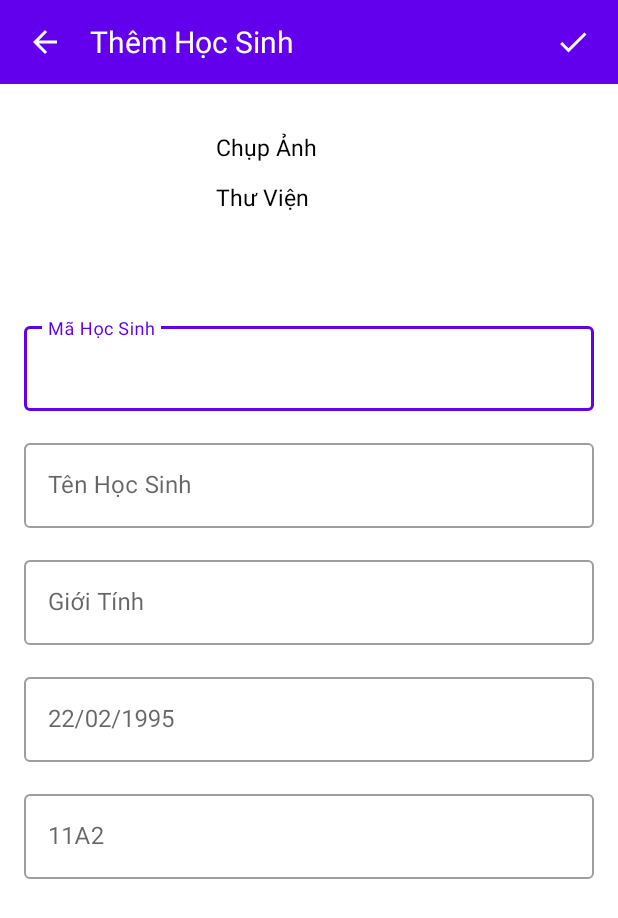
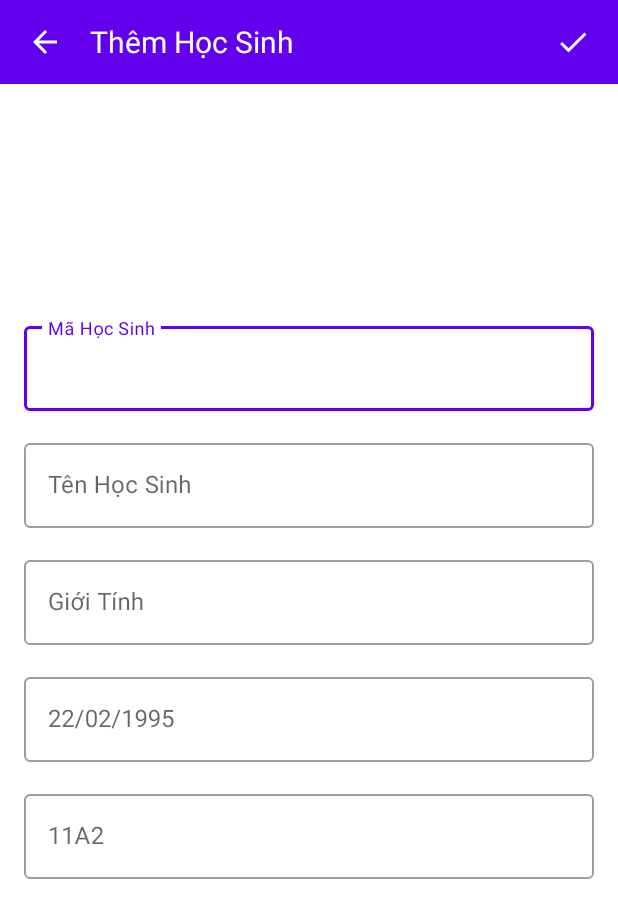
Before and after one commit to quangpv/doxuanduy, an Android app: the screen it shows after launch (ThemHocSinhActivity), after a tap on an icon or button, on a phone screen of 412 x 824 dp. Shown: the top 918 px of the screen. Run offline under Robolectric (Android 15) with nearby library versions, the phone set to English and light mode, and no system bars; our stand-ins replace Room's generated code; 1 other tap on this screen came first.

Commit message:
Cap nhat lai cach xu ly anh tao them bottomsheet

```diff
--- a/app/src/main/java/com/example/truonghoc/presentation/camera/CameraViewModel.java
+++ b/app/src/main/java/com/example/truonghoc/presentation/camera/CameraViewModel.java
@@ -61,8 +61,8 @@ public class CameraViewModel extends ViewModel {
     public void luuAnhTamThoi() {
         Bitmap bitmap = anhDaChup.getValue();
         if (bitmap == null) return;
-        if(!fileManager.kiemTraVaTaoThuMucAo()) return;
         appExecutors.execute(() -> {
+            fileManager.kiemTraVaTaoThuMucAo();
             String tenAnhTamThoi2 = System.currentTimeMillis()+ "";
             try {
                 fileManager.save(bitmap, tenAnhTamThoi2 );
--- a/app/src/main/java/com/example/truonghoc/presentation/camera/viewimgfragment/ViewImageFragment.java
+++ b/app/src/main/java/com/example/truonghoc/presentation/camera/viewimgfragment/ViewImageFragment.java
@@ -20,6 +20,8 @@ import androidx.lifecycle.ViewModelProvider;
 import com.bumptech.glide.Glide;
 import com.example.truonghoc.databinding.FragmentViewImageBinding;
 import com.example.truonghoc.presentation.camera.CameraViewModel;
+
+import java.time.Instant;
 
 public class ViewImageFragment extends Fragment {
     private FragmentViewImageBinding fragmentViewImageBinding;
@@ -61,6 +63,7 @@ public class ViewImageFragment extends Fragment {
     }
 
     private void hienThiAnh(Bitmap bitmap) {
+
         Glide.with(requireContext()).load(bitmap).into(fragmentViewImageBinding.viewimage);
     }
 
--- /dev/null
+++ b/app/src/main/java/com/example/truonghoc/presentation/dialog/ClassWait.java
@@ -0,0 +1,4 @@
+package com.example.truonghoc.presentation.dialog;
+
+public class ClassWait {
+}
--- /dev/null
+++ b/app/src/main/java/com/example/truonghoc/presentation/dialog/addavatar/AddAvatarBottomSheetViewModel.java
@@ -0,0 +1,6 @@
+package com.example.truonghoc.presentation.dialog.addavatar;
+
+import androidx.lifecycle.ViewModel;
+
+public class AddAvatarBottomSheetViewModel extends ViewModel {
+}
--- a/app/src/main/java/com/example/truonghoc/presentation/feature/hocsinh/HocSinhFragment.java
+++ b/app/src/main/java/com/example/truonghoc/presentation/feature/hocsinh/HocSinhFragment.java
@@ -19,6 +19,7 @@ import androidx.lifecycle.ViewModelProvider;
 import com.example.truonghoc.databinding.FragmentHocSinhBinding;
 import com.example.truonghoc.domain.HocSinhDangHoc;
 import com.example.truonghoc.presentation.apdapter.HocSinhDangHocAdapter;
+import com.example.truonghoc.presentation.dialog.addavatar.AddAvatarBottomSheetFragment;
 import com.example.truonghoc.presentation.feature.main.MainActivity;
 import com.example.truonghoc.presentation.feature.themhocsinh.ThemHocSinhActivity;
 import com.example.truonghoc.presentation.feature.thongtinhocsinh.ThongTinHocSinhActivity;
@@ -52,6 +53,7 @@ public class HocSinhFragment extends Fragment {
         super.onViewCreated(view, savedInstanceState);
         adapter = new HocSinhDangHocAdapter();
         adapter.onItemClick = this::moManHinhThongTin;
+        adapter.onClickAvatar = this::moBottomSheetFragment;
         hocSinhBinding.themHs.setOnClickListener(v -> moThemHocSinh());
         hocSinhViewModel.danhSachHocSinh.observe(getViewLifecycleOwner(), adapter::setDanhSach);
         getNoiDungTimKiemView().addTextChangedListener((ITextWatcher) s -> hocSinhViewModel.timKiem(s.toString()));
@@ -68,6 +70,10 @@ public class HocSinhFragment extends Fragment {
         MainActivity mainActivity = (MainActivity) requireActivity();
         return mainActivity.binding.includedThanhCongCu.noidungTimKiem;
     }
+    private void moBottomSheetFragment(HocSinhDangHoc hocSinhDangHoc) {
+        AddAvatarBottomSheetFragment fragment = new AddAvatarBottomSheetFragment();
+        fragment.show(requireActivity().getSupportFragmentManager(), fragment.getTag());
+    }
 
     private void moManHinhThongTin(HocSinhDangHoc hocSinhDangHoc) {
         Intent intent = new Intent(getContext(), ThongTinHocSinhActivity.class);
--- a/app/src/main/res/layout/activity_them_hoc_sinh.xml
+++ b/app/src/main/res/layout/activity_them_hoc_sinh.xml
@@ -33,29 +33,7 @@
                     app:layout_constraintStart_toStartOf="parent"
                     app:layout_constraintTop_toTopOf="parent" />
 
-                <TextView
-                    android:id="@+id/chup_anh"
-                    android:layout_width="wrap_content"
-                    android:layout_height="wrap_content"
-                    android:layout_marginStart="24dp"
-                    android:layout_marginTop="11dp"
-                    android:text="@string/chup_anh"
-                    android:textColor="@color/black"
-                    android:textSize="15sp"
-                    app:layout_constraintStart_toEndOf="@+id/avatar"
-                    app:layout_constraintTop_toTopOf="parent" />
 
-                <TextView
-                    android:id="@+id/thu_vien"
-                    android:layout_width="wrap_content"
-                    android:layout_height="wrap_content"
-                    android:layout_marginStart="24dp"
-                    android:layout_marginTop="12dp"
-                    android:text="@string/thu_vien"
-                    android:textColor="@color/black"
-                    android:textSize="15sp"
-                    app:layout_constraintStart_toEndOf="@+id/avatar"
-                    app:layout_constraintTop_toBottomOf="@+id/chup_anh" />
 
             </androidx.constraintlayout.widget.ConstraintLayout>
 
```
Also changed, not shown: app/src/main/java/com/example/truonghoc/presentation/apdapter/HocSinhDangHocAdapter.java (+28 -4 lines), app/src/main/java/com/example/truonghoc/presentation/dialog/addavatar/AddAvatarBottomSheetFragment.java (added, +70 -0 lines), app/src/main/java/com/example/truonghoc/presentation/feature/themhocsinh/ThemHocSinhActivity.java (+16 -47 lines), app/src/main/java/com/example/truonghoc/presentation/feature/themhocsinh/ThemHocSinhViewModel.java (+2 -29 lines), app/src/main/java/com/example/truonghoc/presentation/helper/AppFileManager.java (+24 -16 lines), app/src/main/res/layout/fragment_add_avatar_bottom_sheet.xml (added, +30 -0 lines), app/src/main/res/drawable-v24/avatardemo.jpg (added), app/src/main/res/drawable-v24/errorloadimg.png (added).
